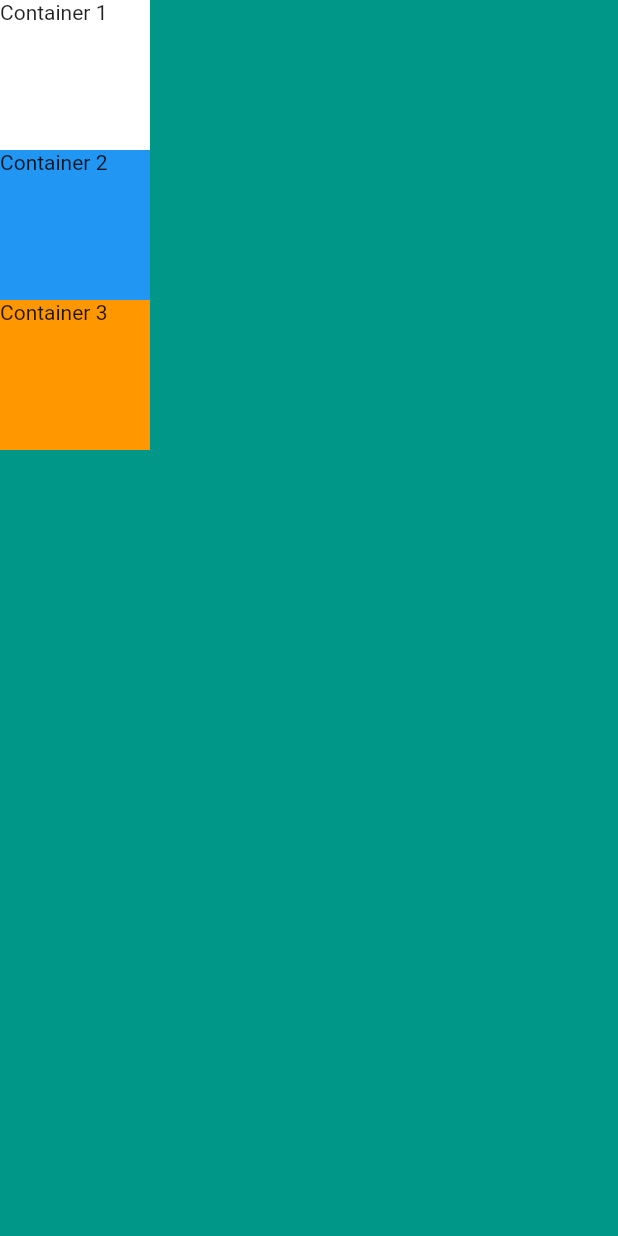
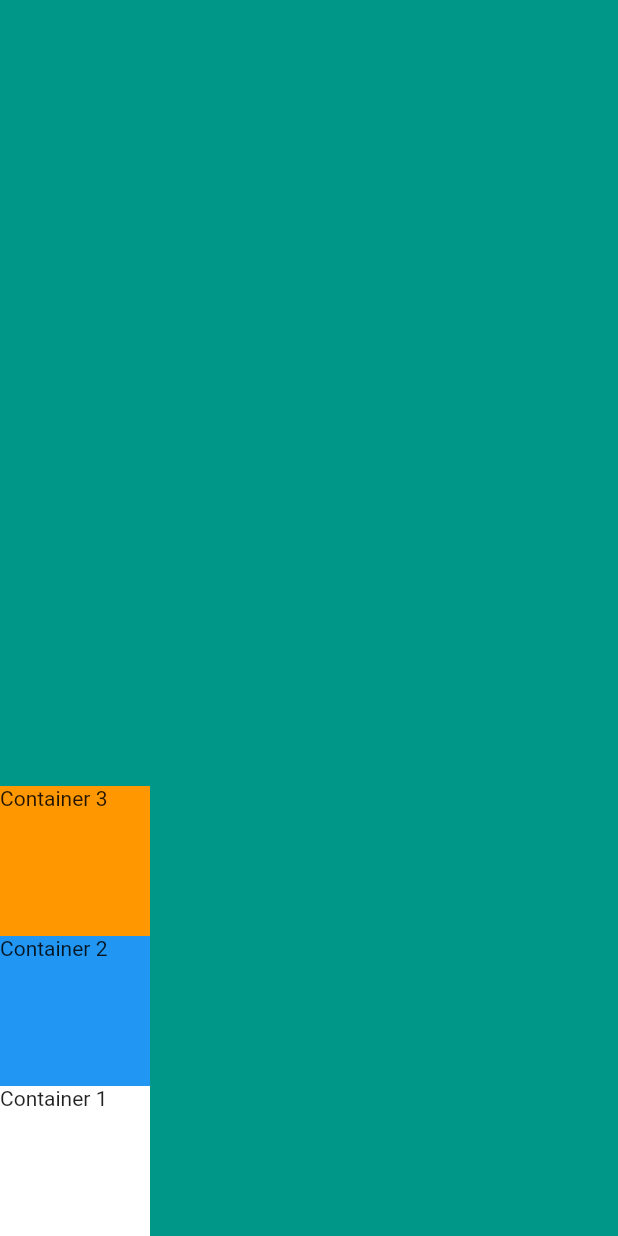
Before and after one commit to harkesneha94/flutter_widget_study, a Flutter app: the screen it shows after launch, on a phone screen of 412 x 824 dp. Run offline on Flutter 3.47's test engine with Material 2 defaults, Android fonts, the phone set to English and light mode, and no system bars.

```diff
--- a/lib/main.dart
+++ b/lib/main.dart
@@ -15,7 +15,7 @@ class MyApp extends StatelessWidget {
         backgroundColor: Colors.teal,
         body: SafeArea(
           child: Column(
-            mainAxisSize: MainAxisSize.min,
+            verticalDirection: VerticalDirection.up,
             children: <Widget>[
               Container(
                 height: 100,
```
